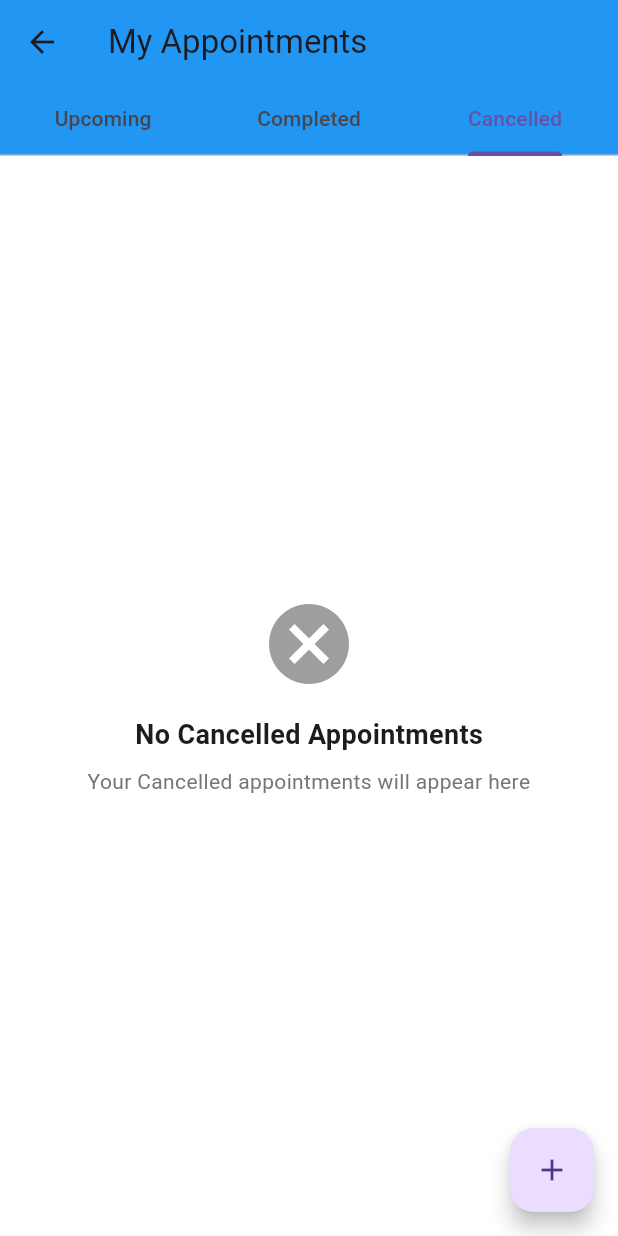
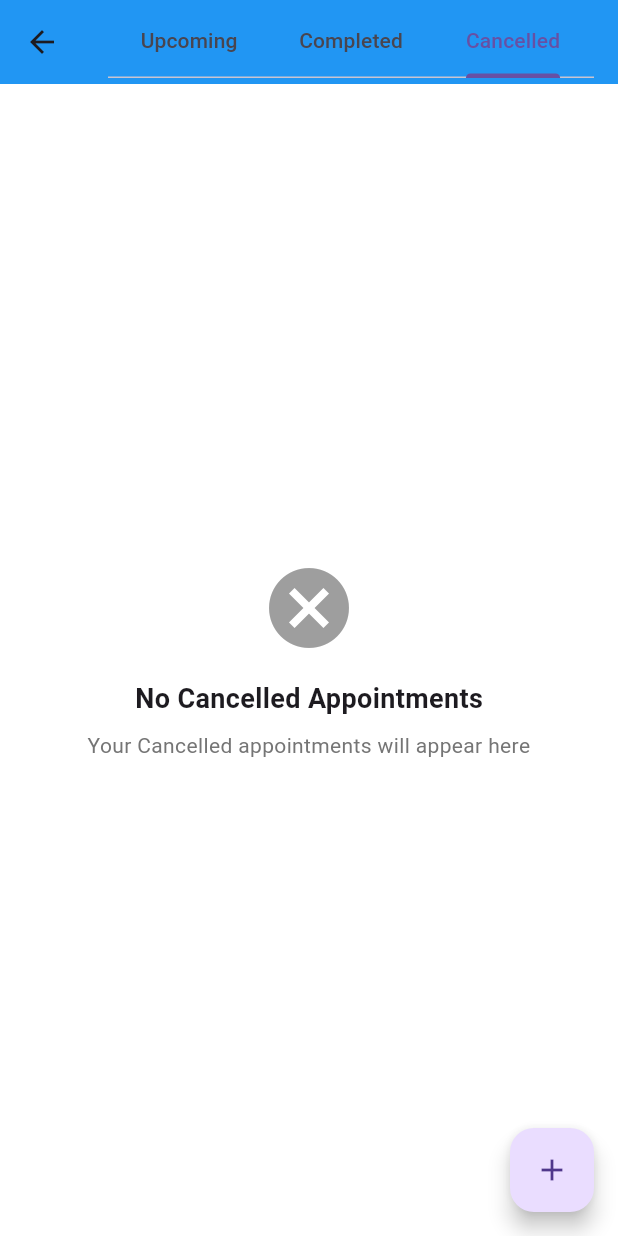
Before and after one commit to dxavsoul/barberdule, a Flutter app: the AppointmentsScreen screen opened directly, tab 3 chosen, on a phone screen of 412 x 824 dp. Run offline on Flutter 3.47's test engine with Material 3 defaults, Android fonts, the phone set to English and light mode, and no system bars; our stand-ins replace cloud_firestore, equatable, firebase_auth, firebase_core, flutter_bloc, geolocator and 1 more; accounts and stored records are empty; network calls fail.

Commit message:
Update appointments screen to use TabBar as title in AppBar

```diff
--- a/lib/presentation/screens/appointments/appointments_screen.dart
+++ b/lib/presentation/screens/appointments/appointments_screen.dart
@@ -31,8 +31,7 @@ class _AppointmentsScreenState extends State<AppointmentsScreen>
   Widget build(BuildContext context) {
     return Scaffold(
       appBar: AppBar(
-        title: const Text('My Appointments'),
-        bottom: TabBar(
+        title: TabBar(
           controller: _tabController,
           tabs: const [
             Tab(text: 'Upcoming'),
```
